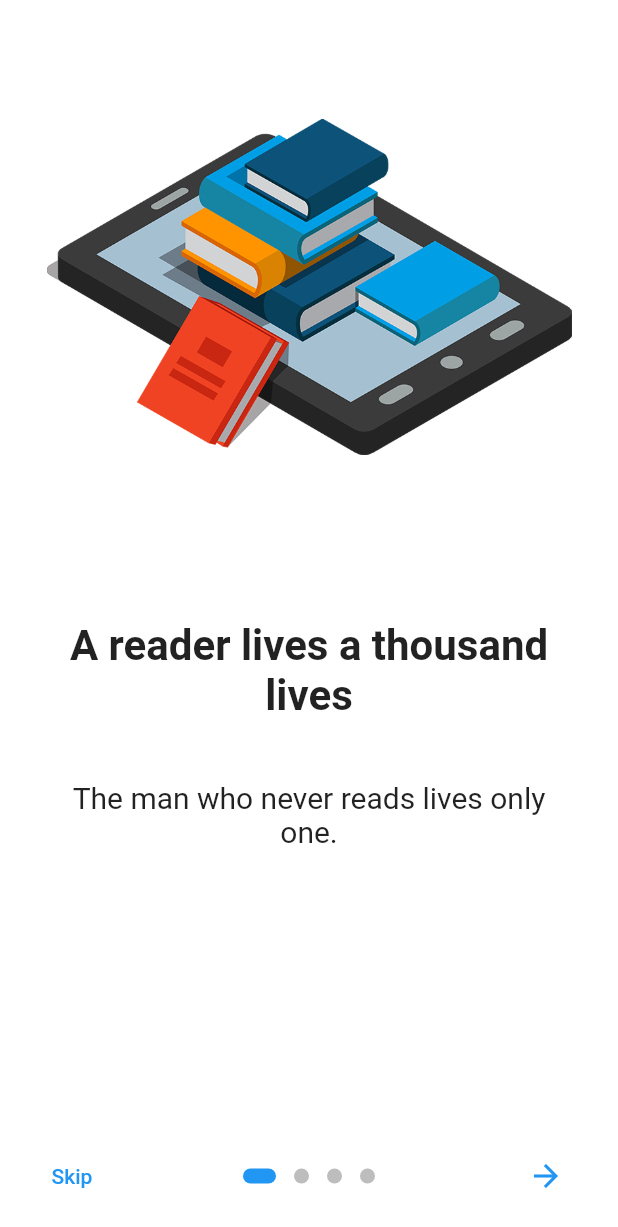
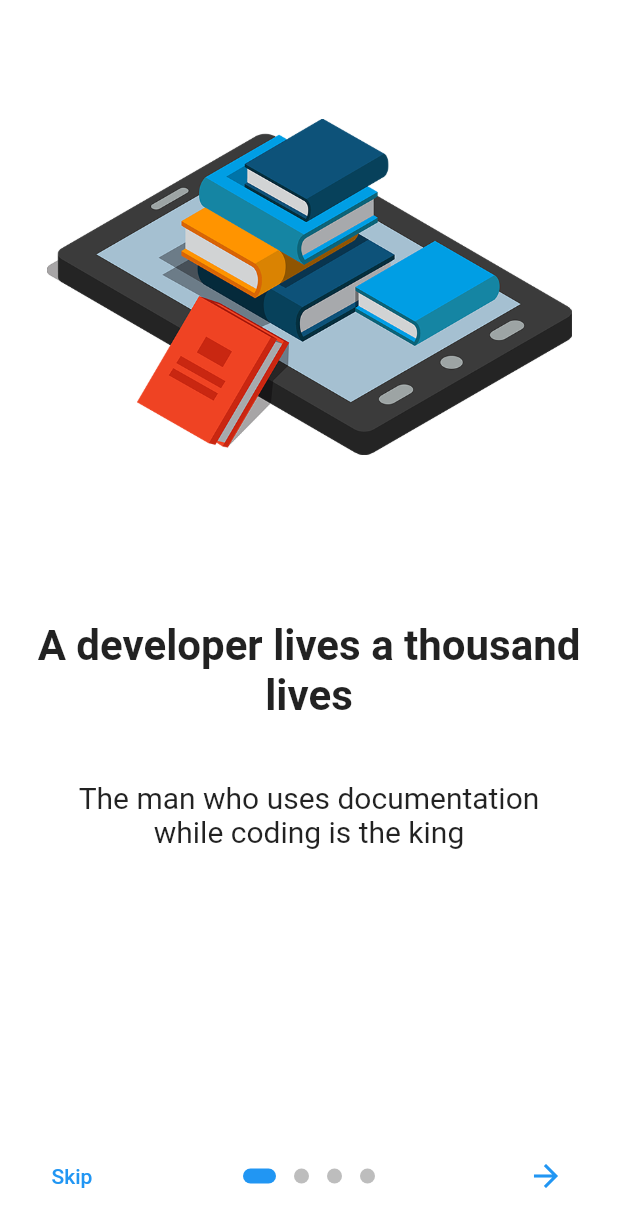
Before and after one commit to imjonsnow362/demo_front_end_flutter_developer, a Flutter app: the screen it shows after launch, on a phone screen of 412 x 824 dp. Shown: the top 1227 px of the screen. Run offline on Flutter 3.47's test engine with Material 2 defaults, Android fonts, the phone set to English and light mode, and no system bars; drawn by our look-alikes of introduction_screen; missing offline and left inert: lipsum.

Commit message:
Update onboarding_page.dart

```diff
--- a/lib/page/onboarding_page.dart
+++ b/lib/page/onboarding_page.dart
@@ -9,35 +9,35 @@ class OnBoardingPage extends StatelessWidget {
         child: IntroductionScreen(
           pages: [
             PageViewModel(
-              title: 'A reader lives a thousand lives',
-              body: 'The man who never reads lives only one.',
+              title: 'A developer lives a thousand lives',
+              body: 'The man who uses documentation while coding is the king ',
               image: buildImage('assets/ebook.png'),
               decoration: getPageDecoration(),
             ),
             PageViewModel(
-              title: 'Featured Books',
+              title: 'Featured Apps',
               body: 'Available right at your fingerprints',
               image: buildImage('assets/readingbook.png'),
               decoration: getPageDecoration(),
             ),
             PageViewModel(
               title: 'Simple UI',
-              body: 'For enhanced reading experience',
+              body: 'For enhanced viewing experience',
               image: buildImage('assets/manthumbs.png'),
               decoration: getPageDecoration(),
             ),
             PageViewModel(
-              title: 'Today a reader, tomorrow a leader',
+              title: 'Today a developer, tomorrow a leader',
               body: 'Start your journey',
               footer: ButtonWidget(
-                text: 'Start Reading',
+                text: 'Start Using',
                 onClicked: () => goToHome(context),
               ),
               image: buildImage('assets/learn.png'),
               decoration: getPageDecoration(),
             ),
           ],
-          done: Text('Read', style: TextStyle(fontWeight: FontWeight.w600)),
+          done: Text('Start', style: TextStyle(fontWeight: FontWeight.w600)),
           onDone: () => goToHome(context),
           showSkipButton: true,
           skip: Text('Skip'),
```
